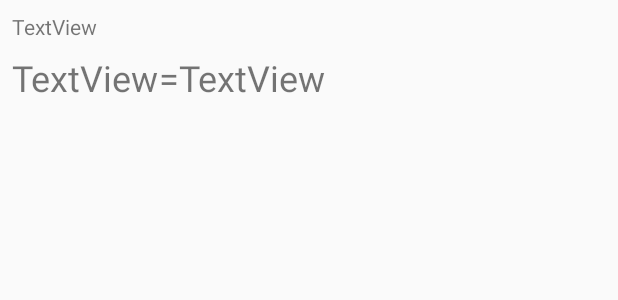
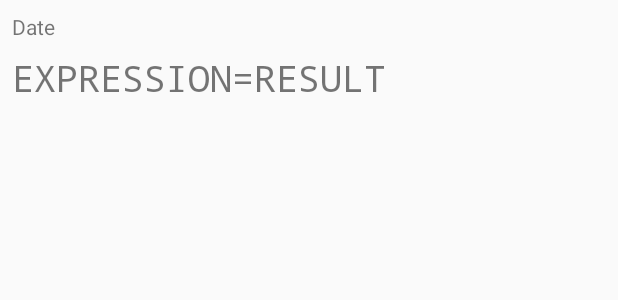
Before and after one commit to CriticalGnome/Calculator, an Android app: the layout history_item_view.xml on its own in the app's theme, with its tools: preview values and no code run, on a phone screen of 412 x 824 dp. Shown: the top 300 px of the screen. Run offline under Robolectric (Android 15) with nearby library versions, the phone set to English and light mode, and no system bars.

Commit message:
i18n animation delete row from history

```diff
--- a/app/src/main/java/com/revotechs/calculator/activities/MainActivity.java
+++ b/app/src/main/java/com/revotechs/calculator/activities/MainActivity.java
@@ -13,7 +13,6 @@ import com.revotechs.calculator.tools.Calculator;
 import com.revotechs.calculator.tools.HistoryItem;
 import com.revotechs.calculator.tools.HistoryKeeper;
 
-import java.util.ArrayList;
 import java.util.Date;
 
 /**
@@ -160,6 +159,7 @@ public class MainActivity extends AppCompatActivity implements View.OnClickListe
             case R.id.current_vew:
                 Intent intent = new Intent(this, HistoryActivity.class);
                 startActivityForResult(intent, 404);
+                overridePendingTransition( R.anim.slide_in_up, R.anim.slide_out_up );
                 break;
             default:
                 break;
--- a/app/src/main/java/com/revotechs/calculator/adapters/RecyclerViewAdapter.java
+++ b/app/src/main/java/com/revotechs/calculator/adapters/RecyclerViewAdapter.java
@@ -1,7 +1,5 @@
 package com.revotechs.calculator.adapters;
 
-import android.content.Context;
-import android.content.Intent;
 import android.graphics.Color;
 import android.support.v7.widget.RecyclerView;
 import android.view.LayoutInflater;
@@ -10,7 +8,6 @@ import android.view.ViewGroup;
 import android.widget.TextView;
 
 import com.revotechs.calculator.R;
-import com.revotechs.calculator.activities.MainActivity;
 import com.revotechs.calculator.tools.HistoryItem;
 
 import java.util.List;
--- a/app/src/main/java/com/revotechs/calculator/tools/HistoryKeeper.java
+++ b/app/src/main/java/com/revotechs/calculator/tools/HistoryKeeper.java
@@ -23,4 +23,6 @@ public class HistoryKeeper {
         return items;
     }
 
+
+
 }
--- /dev/null
+++ b/app/src/main/res/anim/slide_in_up.xml
@@ -0,0 +1,4 @@
+<?xml version="1.0" encoding="utf-8"?>
+<translate xmlns:android="http://schemas.android.com/apk/res/android"
+           android:fromYDelta="100%p" android:toYDelta="0%p"
+           android:duration="@android:integer/config_longAnimTime"/>
--- /dev/null
+++ b/app/src/main/res/anim/slide_out_up.xml
@@ -0,0 +1,4 @@
+<?xml version="1.0" encoding="utf-8"?>
+<translate xmlns:android="http://schemas.android.com/apk/res/android"
+           android:fromYDelta="0%p" android:toYDelta="-100%p"
+           android:duration="@android:integer/config_longAnimTime"/>
--- a/app/src/main/res/layout/history_item_view.xml
+++ b/app/src/main/res/layout/history_item_view.xml
@@ -13,11 +13,11 @@
         android:layout_marginLeft="8dp"
         android:layout_marginRight="8dp"
         android:layout_marginTop="8dp"
-        android:text="TextView"
+        android:text="Date"
         app:layout_constraintHorizontal_bias="0.0"
         app:layout_constraintLeft_toLeftOf="parent"
         app:layout_constraintRight_toRightOf="parent"
-        app:layout_constraintTop_toTopOf="parent" />
+        app:layout_constraintTop_toTopOf="parent"/>
 
     <TextView
         android:id="@+id/expression_text_view"
@@ -25,34 +25,40 @@
         android:layout_height="wrap_content"
         android:layout_marginLeft="8dp"
         android:layout_marginTop="8dp"
-        android:text="TextView"
+        android:fontFamily="monospace"
+        android:text="Expression"
+        android:textAllCaps="true"
         android:textSize="24sp"
         app:layout_constraintLeft_toLeftOf="parent"
-        app:layout_constraintTop_toBottomOf="@+id/date_text_view" />
+        app:layout_constraintTop_toBottomOf="@+id/date_text_view"/>
 
     <TextView
         android:id="@+id/result_text_view"
         android:layout_width="wrap_content"
         android:layout_height="wrap_content"
+        android:layout_marginLeft="0dp"
         android:layout_marginRight="0dp"
         android:layout_marginTop="8dp"
-        android:text="TextView"
+        android:fontFamily="monospace"
+        android:text="Result"
+        android:textAllCaps="true"
         android:textSize="24sp"
+        app:layout_constraintHorizontal_bias="0.0"
+        app:layout_constraintLeft_toRightOf="@+id/equal_text_view"
         app:layout_constraintRight_toRightOf="parent"
-        app:layout_constraintTop_toBottomOf="@+id/date_text_view"
-        app:layout_constraintLeft_toRightOf="@+id/textView4"
-        android:layout_marginLeft="0dp"
-        app:layout_constraintHorizontal_bias="0.0" />
+        app:layout_constraintTop_toBottomOf="@+id/date_text_view"/>
 
     <TextView
-        android:id="@+id/textView4"
+        android:id="@+id/equal_text_view"
         android:layout_width="wrap_content"
         android:layout_height="wrap_content"
         android:layout_marginLeft="0dp"
         android:layout_marginTop="8dp"
+        android:fontFamily="monospace"
         android:text="="
+        android:textAllCaps="true"
         android:textSize="24sp"
         app:layout_constraintLeft_toRightOf="@+id/expression_text_view"
-        app:layout_constraintTop_toBottomOf="@+id/date_text_view" />
+        app:layout_constraintTop_toBottomOf="@+id/date_text_view"/>
 
 </android.support.constraint.ConstraintLayout>
```
Also changed, not shown: app/src/main/java/com/revotechs/calculator/activities/HistoryActivity.java (+11 -9 lines), app/src/main/java/com/revotechs/calculator/tools/HistoryItem.java (+6 -3 lines), app/src/main/res/layout/activity_main.xml (+43 -18 lines), app/src/main/res/values/strings.xml (+24 -24 lines), 1 other file.
